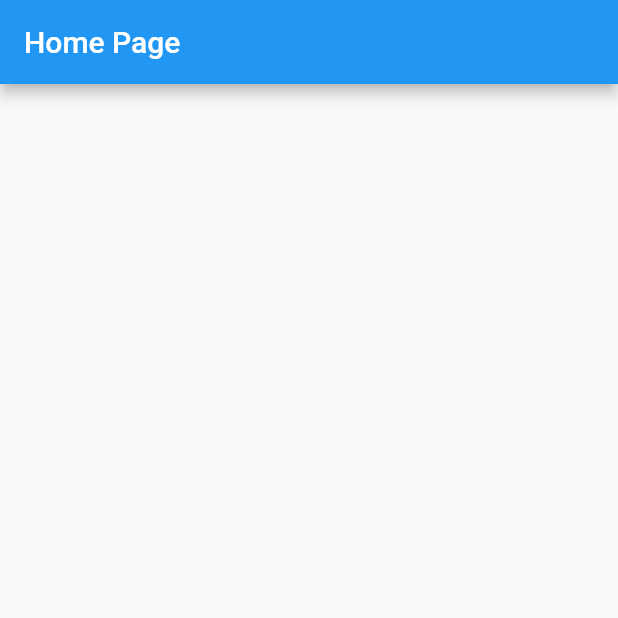
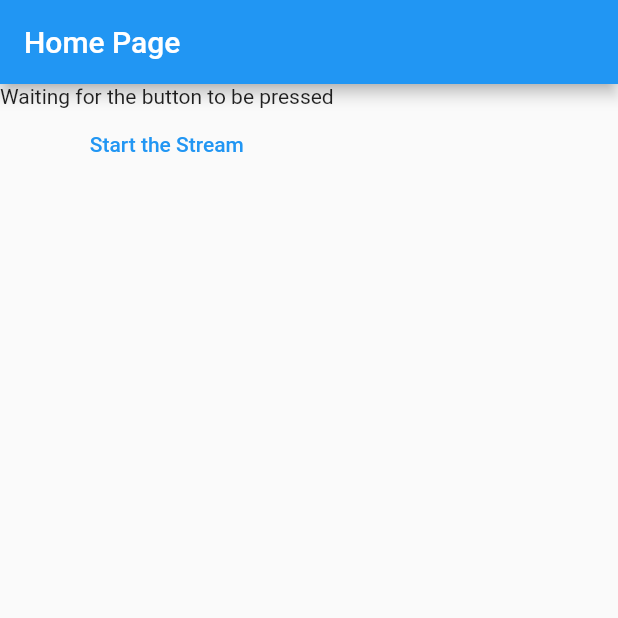
Before and after one commit to ruqaiyasattar/addcontactpp-rxdart, a Flutter app: the screen it shows after launch, on a phone screen of 412 x 824 dp, the top half of it. Run offline on Flutter 3.47's test engine with Material 2 defaults, Android fonts, the phone set to English and light mode, and no system bars; our stand-ins replace rxdart.

Commit message:
demo stream added

```diff
--- a/lib/main.dart
+++ b/lib/main.dart
@@ -1,53 +1,77 @@
 import 'package:flutter/material.dart';
 import 'package:rxdart/rxdart.dart';
-import 'dart:developer' as devtools show log;
-
-extension Log on Object {
-  void log() => devtools.log(toString());
-}
 
 void main() {
   runApp(
     MaterialApp(
       title: 'Flutter Demo',
       theme: ThemeData(
-          primarySwatch: Colors.blue
+        primarySwatch: Colors.blue
       ),
       home: const HomePage(),
     ),
   );
 }
 
-void testIt() async {
-  final stream1 = Stream.periodic(
-    const Duration(seconds: 1),
-        (count) => 'Stream 1, count = $count',
-  );
+class HomePage extends StatefulWidget {
+  const HomePage({Key? key}) : super(key: key);
 
-  final stream2 = Stream.periodic(
-    const Duration(seconds: 1),
-        (count) => 'Stream 2, count = $count',
-  );
-  final result = Rx.zip2(
-      stream1,
-      stream2,
-          (one, two) => 'Zipped result, A = {$one}, B = {$two}',
-  );
-  await for(final value in result){
-    value.log();
-  }
+  @override
+  State<HomePage> createState() => _HomePageState();
 }
 
-class HomePage extends StatelessWidget {
-  const HomePage({Key? key}) : super(key: key);
+class _HomePageState extends State<HomePage> {
+  // This widget is the root of your application.
 
-  // This widget is the root of your application.
+  late final  BehaviorSubject<DateTime> subject;
+  late final  Stream<String> streamOfString;
+
+  @override
+  void initState() {
+    super.initState();
+    subject = BehaviorSubject<DateTime>();
+    streamOfString = subject.switchMap((dateTime) =>
+    Stream.periodic(
+      const Duration(seconds: 1),
+          (count) => 'Stream count = $count, dateTime = $dateTime',
+    ),
+    );
+  }
+
+  @override
+  void dispose() {
+    subject.close();
+    super.dispose();
+  }
+
   @override
   Widget build(BuildContext context) {
-    testIt();
     return Scaffold(
-      appBar: AppBar(
-        title: const Text("Home Page"),
+     appBar: AppBar(
+       title: const Text("Home Page"),
+     ),
+      body: Column(
+        children: [
+          StreamBuilder<String>(
+              stream: streamOfString,
+              builder: (context, snapshot){
+                if(snapshot.hasData){
+                  final string = snapshot.requireData;
+                  return Text(string);
+                } else {
+                  return const Text('Waiting for the button to be pressed');
+                }
+
+              },
+          ),
+          TextButton(
+              onPressed: (){
+                subject.add(DateTime.now());
+              },
+              child:const Text('Start the Stream'),
+          ),
+
+        ],
       ),
     );
   }
```
Also changed, not shown: 1 other file.
